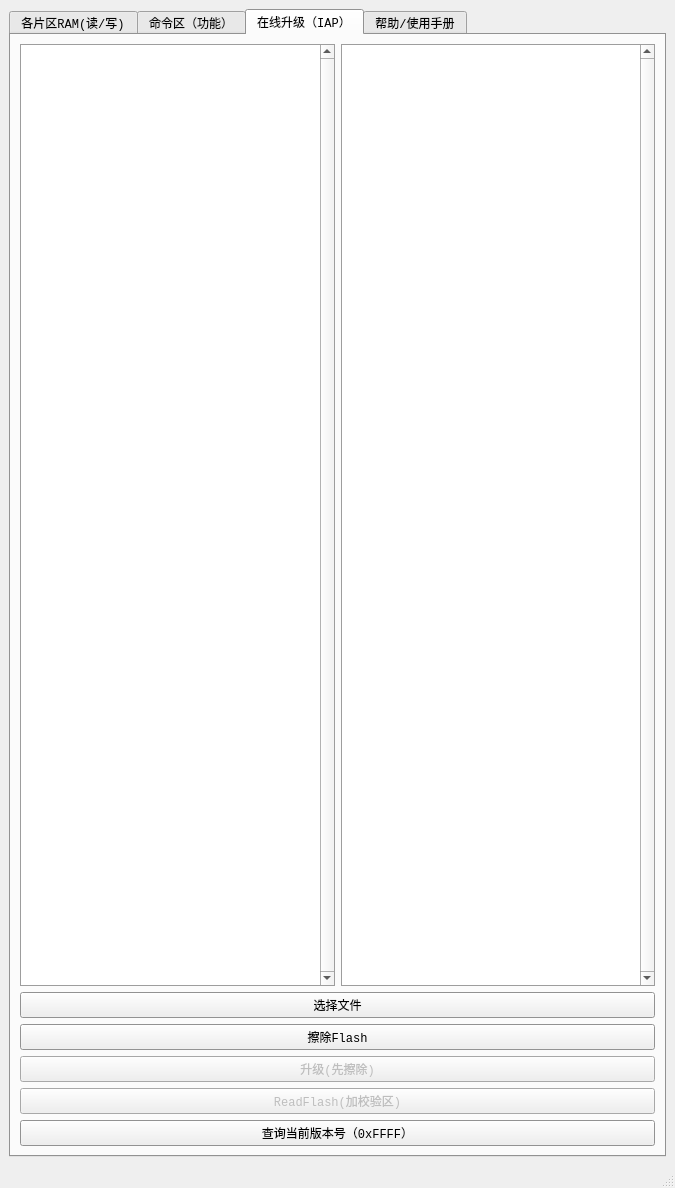
First picture: the form in CSM37F58_APP.ui, repository junglefive/EightPoleModuleTester, before the edit.
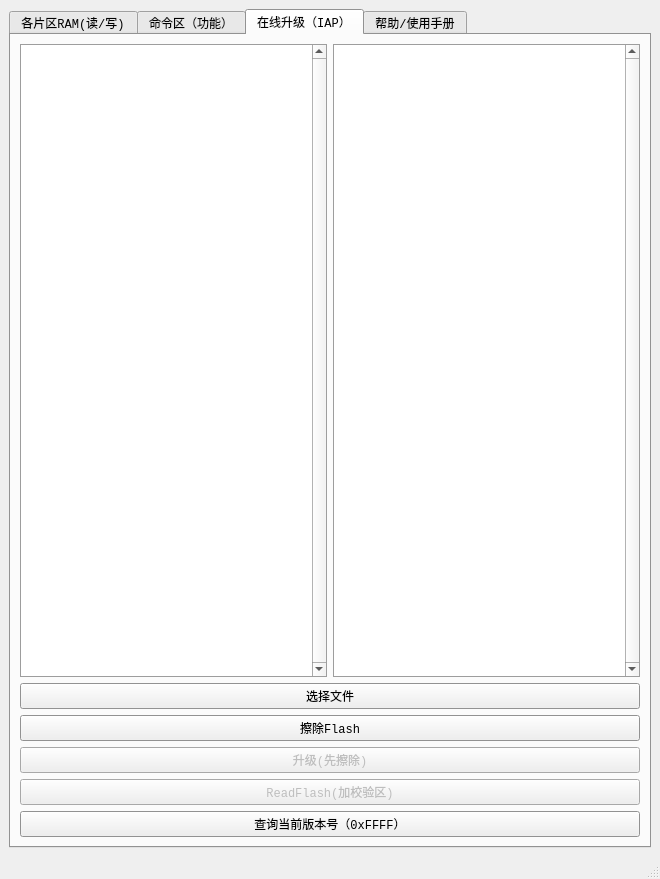
Second picture: the form after the edit. The open tabs and pages were chosen to show the change. Icons and pictures are not drawn.

What changed in the file:
```diff
--- a/CSM37F58_APP.ui
+++ b/CSM37F58_APP.ui
@@ -9,8 +9,8 @@
    <rect>
     <x>0</x>
     <y>0</y>
-    <width>675</width>
-    <height>1188</height>
+    <width>660</width>
+    <height>879</height>
    </rect>
   </property>
   <property name="minimumSize">
```
Left out of the diff: 24 changed lines with no effect on the pictures.
